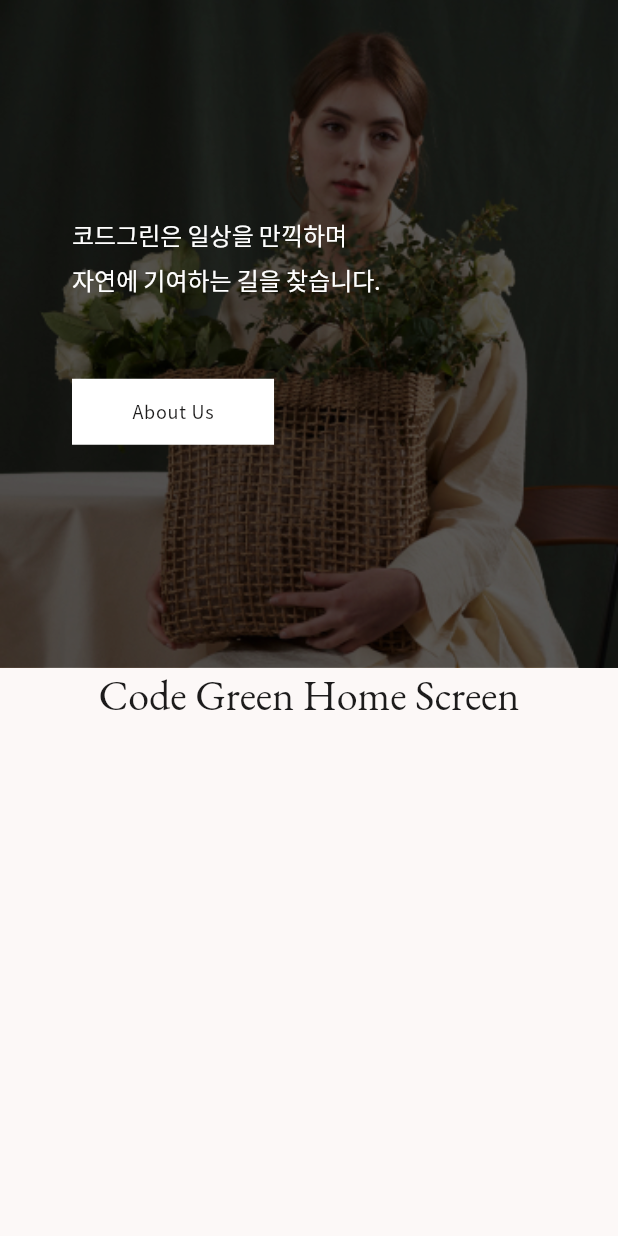
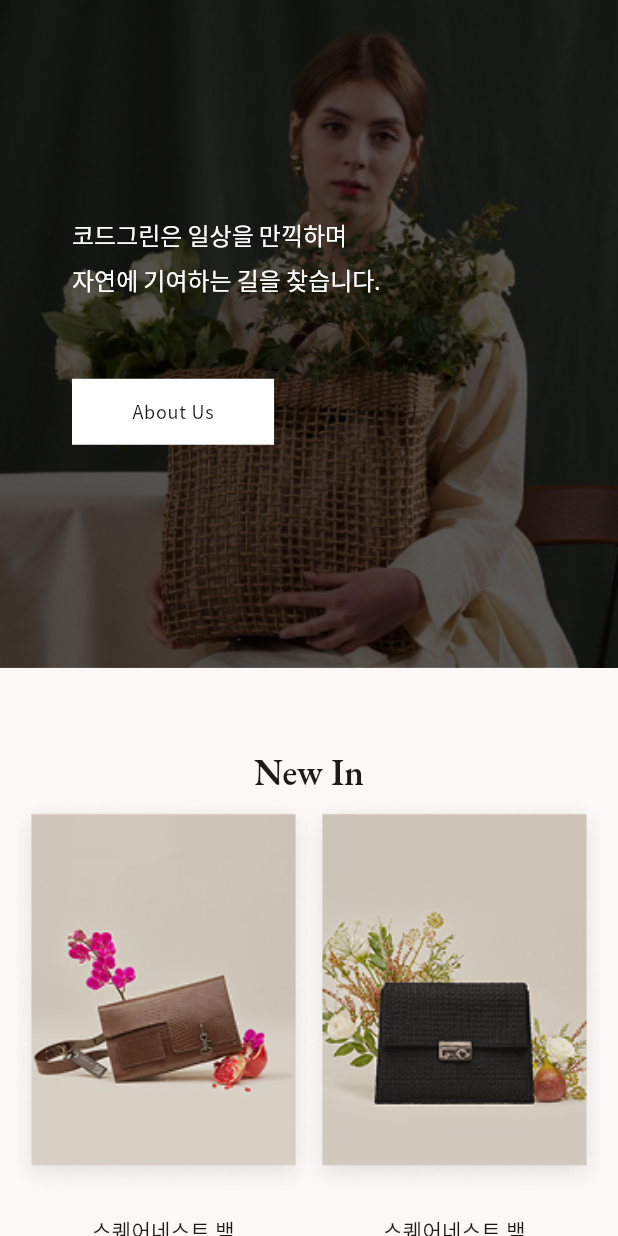
Before and after one commit to codegreensquare-hub/esg_mobile, a Flutter app: the HomeTab widget shown alone on an empty page, opened directly, on a phone screen of 412 x 824 dp. Run offline on Flutter 3.47's test engine with Material 3 defaults, Android fonts, the phone set to English and light mode, and no system bars; our stand-ins replace animated_toggle_switch, cached_network_image, go_router.

Commit message:
feat: add "New In" section with product grid to home tab

```diff
--- a/lib/presentation/screens/code_green/home.tab.dart
+++ b/lib/presentation/screens/code_green/home.tab.dart
@@ -1,6 +1,8 @@
 import 'dart:math' as math;
 import 'package:esg_mobile/core/constants/frame_width.dart';
+import 'package:esg_mobile/core/theme/util.dart';
 import 'package:esg_mobile/presentation/widgets/main/fade_carousel.container.dart';
+import 'package:esg_mobile/presentation/widgets/product/product_card.widget.dart';
 import 'package:flutter/foundation.dart';
 import 'package:flutter/material.dart';
 import 'package:flutter/services.dart';
@@ -153,10 +155,53 @@ class _HomeTabState extends State<HomeTab> {
               ),
             ),
           ),
+          // New In section
+          const SizedBox(height: 54),
           Center(
-            child: Text(
-              'Code Green Home Screen',
-              style: Theme.of(context).textTheme.headlineMedium,
+            child: Container(
+              constraints: const BoxConstraints(maxWidth: frameWidth),
+              width: double.infinity,
+              padding: const EdgeInsets.symmetric(horizontal: 12),
+              child: Column(
+                children: [
+                  Text(
+                    'New In',
+                    textAlign: TextAlign.center,
+                    style: createTextTheme(context).headlineMedium?.copyWith(
+                      color: theme.colorScheme.onSurface,
+                      fontSize: 24,
+                      fontWeight: FontWeight.w600,
+                    ),
+                  ),
+                  // Product grid with 20px padding on sides and 15px gap between cards
+                  GridView.builder(
+                    shrinkWrap: true,
+                    physics: const NeverScrollableScrollPhysics(),
+                    gridDelegate:
+                        const SliverGridDelegateWithFixedCrossAxisCount(
+                          crossAxisCount: 2,
+                          mainAxisSpacing: 15,
+                          childAspectRatio: 152 / 244,
+                        ),
+                    itemCount: 4,
+                    itemBuilder: (context, index) {
+                      return ProductCard(
+                        imagePath:
+                            'assets/images/product_grid/product_${index + 1}.png',
+                        productName: '스퀘어네스트 백',
+                      );
+                    },
+                  ),
+                  // "See all" link
+                  Text(
+                    'See all',
+                    textAlign: TextAlign.center,
+                    style: Theme.of(context).textTheme.bodyMedium?.copyWith(
+                      decoration: TextDecoration.underline,
+                    ),
+                  ),
+                ],
+              ),
             ),
           ),
         ],
--- /dev/null
+++ b/lib/presentation/widgets/product/product_card.widget.dart
@@ -0,0 +1,58 @@
+import 'package:flutter/material.dart';
+
+class ProductCard extends StatelessWidget {
+  final String imagePath;
+  final String productName;
+
+  const ProductCard({
+    super.key,
+    required this.imagePath,
+    required this.productName,
+  });
+
+  @override
+  Widget build(BuildContext context) {
+    // Maintain aspect ratio: 152/244
+    const double aspectRatio = 152 / 244;
+    // Image takes 202/244 of the height, text takes 42/244
+
+    return AspectRatio(
+      aspectRatio: aspectRatio,
+      child: Column(
+        mainAxisSize: MainAxisSize.min,
+        children: [
+          // Image container: takes 202/244 of the card height
+          Expanded(
+            flex: 202,
+            child: SizedBox(
+              width: double.infinity,
+              child: Image.asset(
+                imagePath,
+                fit: BoxFit.cover,
+                errorBuilder: (context, error, stackTrace) {
+                  return Container(
+                    color: Colors.grey[300],
+                    child: const Icon(Icons.error),
+                  );
+                },
+              ),
+            ),
+          ),
+          // Text container: takes 42/244 of the card height
+          Expanded(
+            flex: 32,
+            child: Container(
+              width: double.infinity,
+              alignment: Alignment.center,
+              child: Text(
+                productName,
+                textAlign: TextAlign.center,
+                style: Theme.of(context).textTheme.bodyMedium,
+              ),
+            ),
+          ),
+        ],
+      ),
+    );
+  }
+}
```
